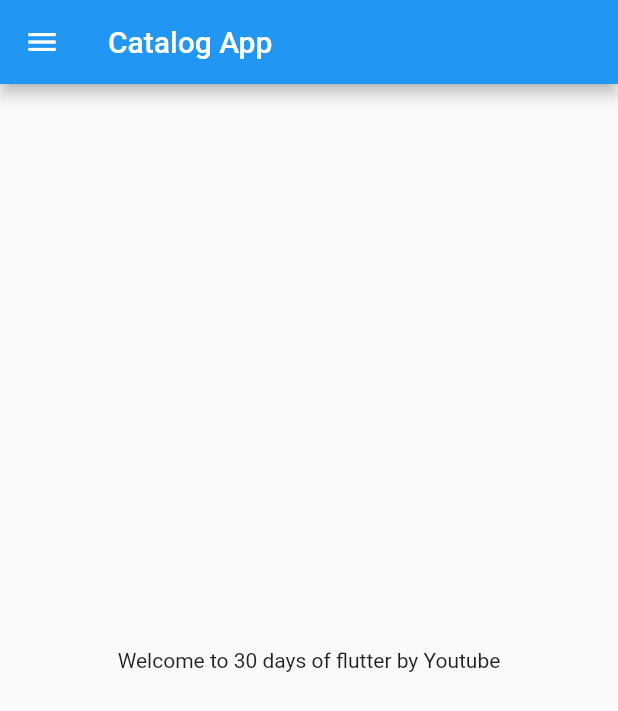
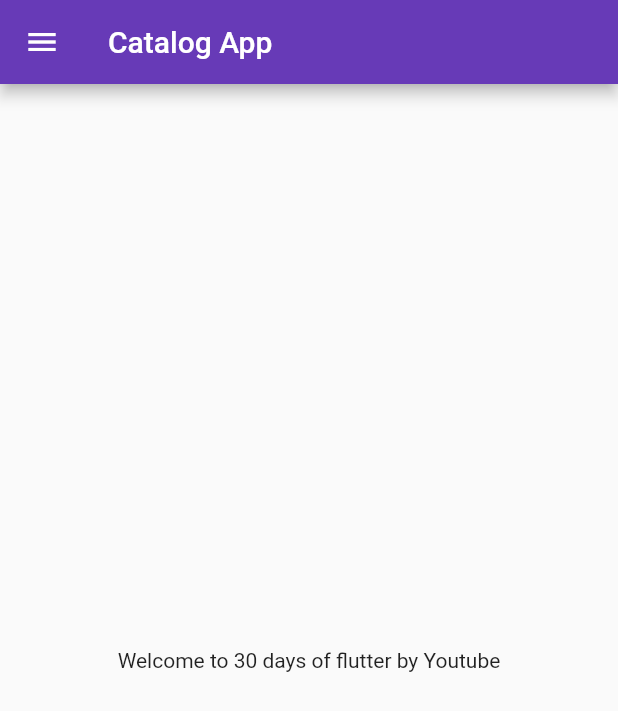
Before and after one commit to Roopam-Agr/30DaysOfFlutter, a Flutter app: the screen it shows after launch, on a phone screen of 412 x 824 dp. Shown: the top 711 px of the screen. Run offline on Flutter 3.47's test engine with Material 2 defaults, Android fonts, the phone set to English and light mode, and no system bars.

Commit message:
day 3 completed

```diff
--- a/lib/main.dart
+++ b/lib/main.dart
@@ -1,5 +1,6 @@
 import 'package:flutter/material.dart';
-import 'package:flutter_catalog/home_page.dart';
+import 'package:flutter_catalog/pages/home_page.dart';
+import 'package:flutter_catalog/pages/login_page.dart';
 
 void main() {
   runApp(MyApp());
@@ -10,6 +11,8 @@ class MyApp extends StatelessWidget {
 
   @override
   Widget build(BuildContext context) {
+    // bringVegetables(thela: true);
+
     // double pie = 3.14;
     // bool isFemale = true;
     // num temp = 30.5;
@@ -17,7 +20,29 @@ class MyApp extends StatelessWidget {
     // const pi = 3.14;
 
     return MaterialApp(
-      home: HomePage(),
+      // home: HomePage(),
+      themeMode: ThemeMode.light,
+      theme: ThemeData(
+        primarySwatch: Colors.deepPurple,
+      ),
+
+      // darkTheme: ThemeData(
+      //   brightness: Brightness.dark,
+      //   primarySwatch: Colors.deepPurple,
+      // ),
+
+      initialRoute: '/home',
+      routes: {
+        '/': (context) => LoginPage(),
+        '/home': (context) => HomePage(),
+        '/login': (context) => LoginPage(),
+      },
     );
   }
+
+// // function
+//   bringVegetables({required bool thela, int rupees = 100}) {
+//     // Take cycle
+//     // go to sector 16
+//   }
 }
```
Also changed, not shown: lib/pages/login_page.dart (added, +22 -0 lines), lib/pages/home_page.dart (renamed from lib/home_page.dart).
